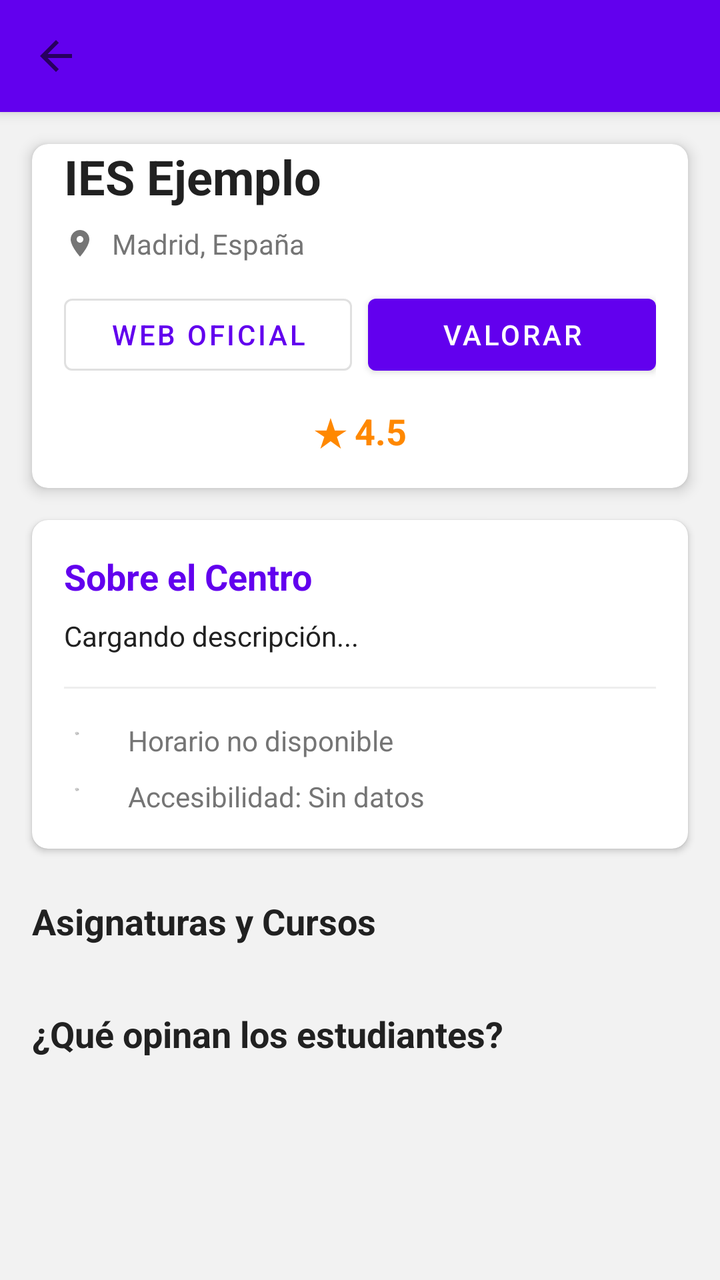
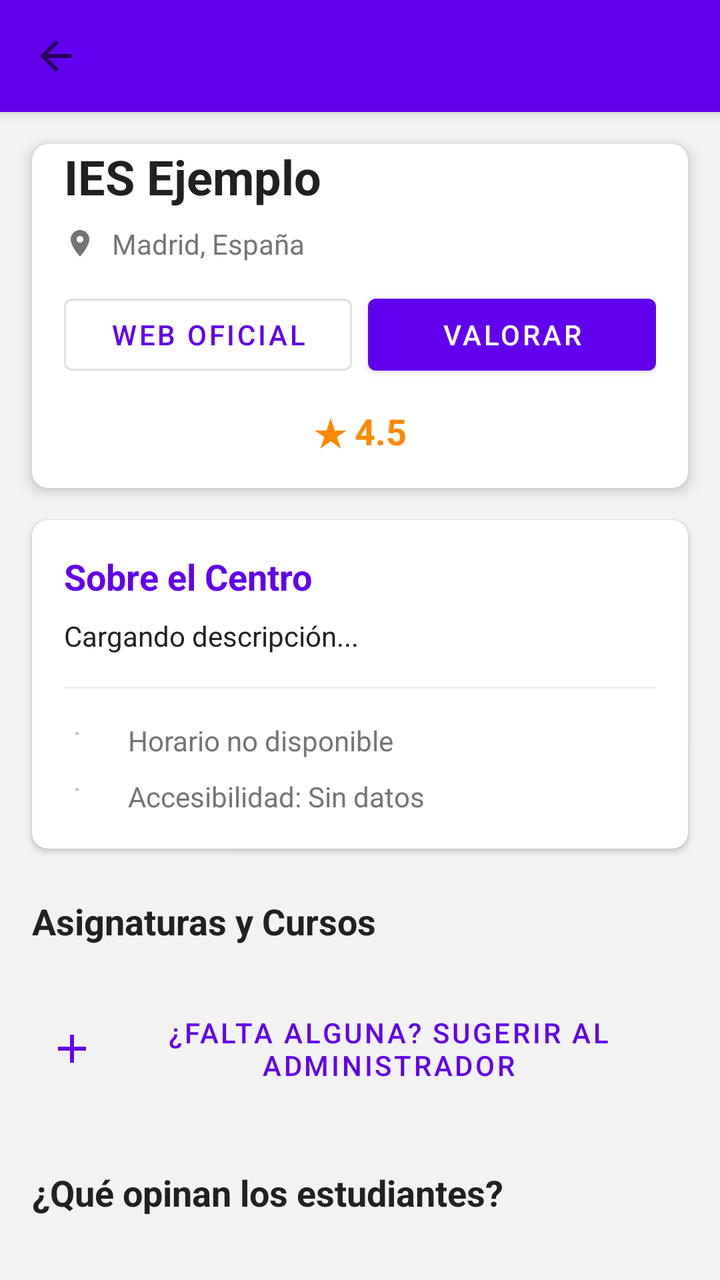

Screens rendered from an Android XML layout before and after an edit, with the pre-edit source and the edit as a unified diff.
<!-- AndroidManifest.xml: application theme Theme.StudyBro -->
<!-- res/layout/actividad_perfil_centro.xml -->
<?xml version="1.0" encoding="utf-8"?>
<androidx.coordinatorlayout.widget.CoordinatorLayout 
    xmlns:android="http://schemas.android.com/apk/res/android"
    xmlns:app="http://schemas.android.com/apk/res-auto"
    android:layout_width="match_parent"
    android:layout_height="match_parent"
    android:background="@color/background">

    
    <com.google.android.material.appbar.AppBarLayout
        android:layout_width="match_parent"
        android:layout_height="wrap_content">

        <androidx.appcompat.widget.Toolbar
            android:id="@+id/toolbar"
            android:layout_width="match_parent"
            android:layout_height="?attr/actionBarSize"
            android:background="@color/primary"
            app:titleTextColor="@color/on_primary"
            app:navigationIcon="@drawable/ic_arrow_back"/>
    </com.google.android.material.appbar.AppBarLayout>

    
    <androidx.core.widget.NestedScrollView
        android:layout_width="match_parent"
        android:layout_height="match_parent"
        app:layout_behavior="@string/appbar_scrolling_view_behavior">

        <LinearLayout
            android:layout_width="match_parent"
            android:layout_height="wrap_content"
            android:orientation="vertical">

            
            <com.google.android.material.card.MaterialCardView
                android:layout_width="match_parent"
                android:layout_height="wrap_content"
                android:layout_margin="@dimen/margin_medium"
                app:cardElevation="@dimen/card_elevation"
                app:cardCornerRadius="@dimen/card_corner_radius">

                <LinearLayout
                    android:layout_width="match_parent"
                    android:layout_height="wrap_content"
                    android:orientation="vertical"
                    android:paddingBottom="16dp">

                    
                    <TextView
                        android:id="@+id/tvCenterName"
                        android:layout_width="match_parent"
                        android:layout_height="wrap_content"
                        android:text="IES Ejemplo"
                        android:textSize="24sp"
                        android:textStyle="bold"
                        android:textColor="@color/text_primary"
                        android:layout_marginBottom="8dp"
                        android:layout_marginHorizontal="16dp"/>

                    
                    <LinearLayout
                        android:layout_width="match_parent"
                        android:layout_height="wrap_content"
                        android:orientation="horizontal"
                        android:gravity="center_vertical"
                        android:layout_marginBottom="12dp"
                        android:layout_marginHorizontal="16dp">

                        <ImageView
                            android:layout_width="16dp"
                            android:layout_height="16dp"
                            android:src="@drawable/ic_location"
                            app:tint="@color/text_secondary"/>

                        <TextView
                            android:id="@+id/tvLocation"
                            android:layout_width="wrap_content"
                            android:layout_height="wrap_content"
                            android:text="Madrid, España"
                            android:textSize="14sp"
                            android:textColor="@color/text_secondary"
                            android:layout_marginStart="8dp"/>
                    </LinearLayout>

                    
                     <LinearLayout
                        android:layout_width="match_parent"
                        android:layout_height="wrap_content"
                        android:orientation="horizontal"
                        android:layout_marginBottom="12dp"
                        android:layout_marginHorizontal="16dp">

                        <com.google.android.material.button.MaterialButton
                            android:id="@+id/btnWeb"
                            android:layout_width="0dp"
                            android:layout_height="wrap_content"
                            android:layout_weight="1"
                            android:text="Web Oficial"
                            style="@style/Widget.MaterialComponents.Button.OutlinedButton"
                            android:layout_marginEnd="8dp"/>
                        
                        <com.google.android.material.button.MaterialButton
                            android:id="@+id/btnValorar"
                            android:layout_width="0dp"
                            android:layout_height="wrap_content"
                            android:layout_weight="1"
                            android:text="Valorar"
                            style="@style/Widget.MaterialComponents.Button"/>
                    </LinearLayout>

                    
                    <LinearLayout
                        android:layout_width="match_parent"
                        android:layout_height="wrap_content"
                        android:orientation="horizontal"
                        android:gravity="center_vertical"
                        android:layout_marginHorizontal="16dp">
                        <TextView
                            android:id="@+id/tvRating"
                            android:layout_width="match_parent"
                            android:layout_height="wrap_content"
                            android:text="★ 4.5"
                            android:textSize="18sp"
                            android:textColor="@android:color/holo_orange_dark"
                            android:textStyle="bold"
                            android:gravity="center"/>
                    </LinearLayout>
                </LinearLayout>
            </com.google.android.material.card.MaterialCardView>

            
            <com.google.android.material.card.MaterialCardView
                android:layout_width="match_parent"
                android:layout_height="wrap_content"
                android:layout_marginHorizontal="@dimen/margin_medium"
                android:layout_marginBottom="@dimen/margin_medium"
                app:cardElevation="2dp"
                app:cardCornerRadius="@dimen/card_corner_radius">

                <LinearLayout
                    android:layout_width="match_parent"
                    android:layout_height="wrap_content"
                    android:orientation="vertical"
                    android:padding="16dp">

                    <TextView
                        android:layout_width="wrap_content"
                        android:layout_height="wrap_content"
                        android:text="Sobre el Centro"
                        android:textStyle="bold"
                        android:textSize="18sp"
                        android:textColor="@color/primary"
                        android:layout_marginBottom="8dp"/>

                    <TextView
                        android:id="@+id/tvDescription"
                        android:layout_width="match_parent"
                        android:layout_height="wrap_content"
                        android:text="Cargando descripción..."
                        android:textColor="@color/text_primary"
                        android:textSize="14sp"
                        android:layout_marginBottom="16dp"/>

                    <View 
                        android:layout_width="match_parent" 
                        android:layout_height="1dp" 
                        android:background="#EEEEEE"
                        android:layout_marginBottom="16dp"/>

                    
                    <LinearLayout
                        android:layout_width="match_parent"
                        android:layout_height="wrap_content"
                        android:orientation="horizontal"
                        android:gravity="center_vertical"
                        android:layout_marginBottom="8dp">
                        <ImageView
                            android:layout_width="20dp"
                            android:layout_height="20dp"
                            android:src="@drawable/ic_launcher_foreground"
                            app:tint="@color/text_secondary"/>
                        <TextView
                            android:id="@+id/tvSchedule"
                            android:layout_width="wrap_content"
                            android:layout_height="wrap_content"
                            android:text="Horario no disponible"
                            android:layout_marginStart="12dp"
                            android:textColor="@color/text_secondary"
                            android:textSize="14sp"/>
                    </LinearLayout>

                    
                    <LinearLayout
                        android:layout_width="match_parent"
                        android:layout_height="wrap_content"
                        android:orientation="horizontal"
                        android:gravity="center_vertical">
                        <ImageView
                            android:layout_width="20dp"
                            android:layout_height="20dp"
                            android:src="@drawable/ic_launcher_foreground"
                            app:tint="@color/text_secondary"/>
                        <TextView
                            android:id="@+id/tvAccessibility"
                            android:layout_width="wrap_content"
                            android:layout_height="wrap_content"
                            android:text="Accesibilidad: Sin datos"
                            android:layout_marginStart="12dp"
                            android:textColor="@color/text_secondary"
                            android:textSize="14sp"/>
                    </LinearLayout>
                </LinearLayout>
            </com.google.android.material.card.MaterialCardView>

            
            <TextView
                android:layout_width="wrap_content"
                android:layout_height="wrap_content"
                android:text="Asignaturas y Cursos"
                android:textSize="18sp"
                android:textStyle="bold"
                android:textColor="@color/text_primary"
                android:layout_marginStart="16dp"
                android:layout_marginTop="8dp"/>

            <androidx.recyclerview.widget.RecyclerView
                android:id="@+id/recyclerViewSpecialties"
                android:layout_width="match_parent"
                android:layout_height="wrap_content"
                android:nestedScrollingEnabled="false"
                android:padding="8dp"/>

            
            <TextView
                android:layout_width="wrap_content"
                android:layout_height="wrap_content"
                android:text="¿Qué opinan los estudiantes?"
                android:textSize="18sp"
                android:textStyle="bold"
                android:textColor="@color/text_primary"
                android:layout_marginStart="16dp"
                android:layout_marginTop="16dp"/>

            <androidx.recyclerview.widget.RecyclerView
                android:id="@+id/recyclerViewReviews"
                android:layout_width="match_parent"
                android:layout_height="wrap_content"
                android:nestedScrollingEnabled="false"
                android:padding="8dp"/>

        </LinearLayout>
    </androidx.core.widget.NestedScrollView>

    
    <ProgressBar
        android:id="@+id/progressBar"
        android:layout_width="wrap_content"
        android:layout_height="wrap_content"
        android:layout_gravity="center"
        android:visibility="gone"/>

</androidx.coordinatorlayout.widget.CoordinatorLayout>
<!-- resources referenced by this layout -->
<resources>
  <color name="background">#F2F2F2</color>
  <color name="on_primary">#FFFFFF</color>
  <color name="primary">#6200EE</color>
  <color name="text_primary">#212121</color>
  <color name="text_secondary">#757575</color>
  <dimen name="card_corner_radius">8dp</dimen>
  <dimen name="card_elevation">4dp</dimen>
  <dimen name="margin_medium">16dp</dimen>
  <!-- drawable ic_arrow_back (drawable) -->
  <vector xmlns:android="http://schemas.android.com/apk/res/android"
      android:width="24dp"
      android:height="24dp"
      android:viewportWidth="24"
      android:viewportHeight="24"
      android:tint="?attr/colorControlNormal"
      android:autoMirrored="true">
      <path
          android:fillColor="@android:color/white"
          android:pathData="M20,11H7.83l5.59,-5.59L12,4l-8,8 8,8 1.41,-1.41L7.83,13H20v-2z"/>
  </vector>
  <!-- drawable ic_launcher_foreground (drawable) -->
  <vector xmlns:android="http://schemas.android.com/apk/res/android"
      android:width="108dp"
      android:height="108dp"
      android:viewportWidth="108"
      android:viewportHeight="108">
      <group android:scaleX="0.46"
          android:scaleY="0.46"
          android:translateX="29.16"
          android:translateY="29.16">
          <path
              android:fillColor="@color/primary"
              android:pathData="M12,3L1,9l4,2.18v6L12,21l7,-3.82v-6l2,-1.09V17h2V9L12,3zM18.82,9L12,12.72 5.18,9 12,5.28 18.82,9zM17,15.99l-5,2.73 -5,-2.73v-3.72L12,15l5,-2.73v3.72z"
              android:scaleX="4"
              android:scaleY="4"
              android:translateX="-2"
              android:translateY="-2"/>
      </group>
  </vector>
  <!-- drawable ic_location (drawable) -->
  <vector xmlns:android="http://schemas.android.com/apk/res/android"
      android:width="24dp"
      android:height="24dp"
      android:viewportWidth="24"
      android:viewportHeight="24"
      android:tint="?attr/colorControlNormal">
      <path
          android:fillColor="@android:color/white"
          android:pathData="M12,2C8.13,2 5,5.13 5,9c0,5.25 7,13 7,13s7,-7.75 7,-13c0,-3.87 -3.13,-7 -7,-7zM12,11.5c-1.38,0 -2.5,-1.12 -2.5,-2.5s1.12,-2.5 2.5,-2.5 2.5,1.12 2.5,2.5 -1.12,2.5 -2.5,2.5z"/>
  </vector>
  <string name="appbar_scrolling_view_behavior" translatable="false">com.google.android.material.appbar.AppBarLayout$ScrollingViewBehavior</string>
  <style name="Theme.StudyBro" parent="Theme.MaterialComponents.DayNight.DarkActionBar">
          
          <item name="colorPrimary">@color/purple_500</item>
          <item name="colorPrimaryVariant">@color/purple_700</item>
          <item name="colorOnPrimary">@color/white</item>
          
          <item name="colorSecondary">@color/teal_200</item>
          <item name="colorSecondaryVariant">@color/teal_700</item>
          <item name="colorOnSecondary">@color/black</item>
          
          <item name="android:statusBarColor">?attr/colorPrimaryVariant</item>
          
      </style>
  <color name="purple_500">#FF6200EE</color>
  <color name="purple_700">#FF3700B3</color>
  <color name="white">#FFFFFFFF</color>
  <color name="teal_200">#FF03DAC5</color>
  <color name="teal_700">#FF018786</color>
  <color name="black">#FF000000</color>
</resources>

<!-- the commit's change to res/layout/actividad_perfil_centro.xml (unified diff, before → after) -->
@@ -231,6 +231,18 @@
                 android:padding="8dp"/>
 
             
+            <com.google.android.material.button.MaterialButton
+                android:id="@+id/btnSugerirEntidad"
+                android:layout_width="match_parent"
+                android:layout_height="wrap_content"
+                android:layout_marginHorizontal="16dp"
+                android:layout_marginTop="8dp"
+                android:layout_marginBottom="16dp"
+                android:text="¿Falta alguna? Sugerir al Administrador"
+                style="@style/Widget.MaterialComponents.Button.TextButton"
+                app:icon="@drawable/ic_add"/>
+
+            
             <TextView
                 android:layout_width="wrap_content"
                 android:layout_height="wrap_content"
<!-- resource entries referenced after the edit -->
@@ -8,6 +8,17 @@
   <dimen name="card_corner_radius">8dp</dimen>
   <dimen name="card_elevation">4dp</dimen>
   <dimen name="margin_medium">16dp</dimen>
+  <!-- drawable ic_add (drawable) -->
+  <vector xmlns:android="http://schemas.android.com/apk/res/android"
+      android:width="24dp"
+      android:height="24dp"
+      android:viewportWidth="24"
+      android:viewportHeight="24"
+      android:tint="?attr/colorControlNormal">
+      <path
+          android:fillColor="@android:color/white"
+          android:pathData="M19,13h-6v6h-2v-6H5v-2h6V5h2v6h6v2z"/>
+  </vector>
   <!-- drawable ic_arrow_back (drawable) -->
   <vector xmlns:android="http://schemas.android.com/apk/res/android"
       android:width="24dp"
